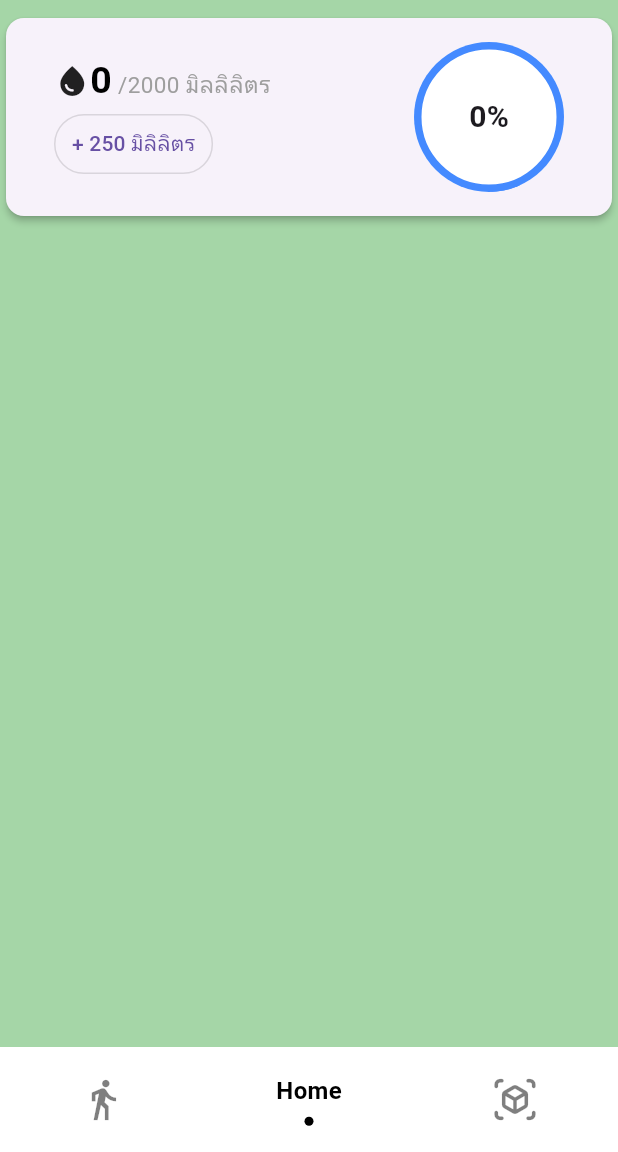
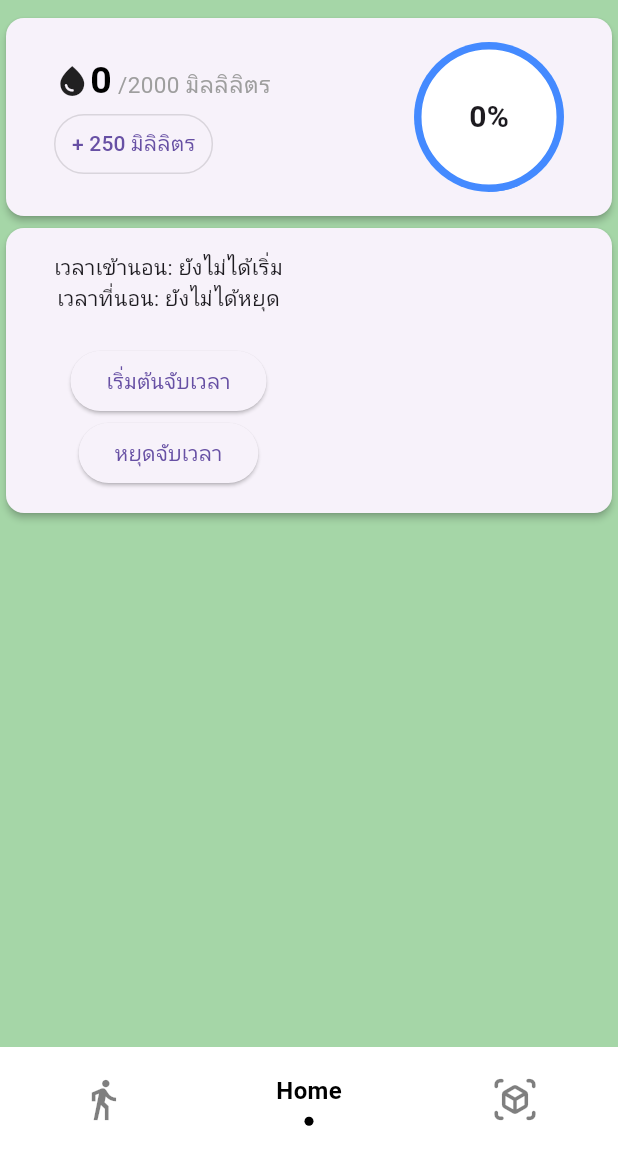
Before and after one commit to KENTHN658/Healthy-Habits, a Flutter app: the screen it shows after launch, on a phone screen of 412 x 824 dp, the part 84-1236 px from its top. Run offline on Flutter 3.47's test engine with Material 3 defaults, Android fonts, the phone set to English and light mode, and no system bars; drawn by our look-alikes of sliding_clipped_nav_bar; our stand-ins replace camera, flutter_datetime_picker_plus, go_router, liquid_progress_indicator_v2, pedometer.

Commit message:
last of day

```diff
--- a/lib/navigation/app_navigation.dart
+++ b/lib/navigation/app_navigation.dart
@@ -124,7 +124,7 @@ class AppNavigation {
         ],
       ),
 
-      /// Player
+      // / Player
       // GoRoute(
       //   parentNavigatorKey: _rootNavigatorKey,
       //   path: '/player',
--- a/lib/views/home/home_view.dart
+++ b/lib/views/home/home_view.dart
@@ -1,6 +1,8 @@
 import 'package:flutter/material.dart';
+import 'package:mobiletest3/views/ar/ar_setting_view.dart';
+import 'package:mobiletest3/widgets/cardwater.dart';
 import 'package:mobiletest3/widgets/cardsleep.dart';
-import 'package:mobiletest3/widgets/cardwater.dart';
+
 
 class HomeView extends StatefulWidget {
   const HomeView({super.key});
@@ -25,7 +27,8 @@ class _HomeViewState extends State<HomeView> {
                 height: 8,
               ),
               CardWater(),
-
+              // CardWater(),
+              CardSleep(),
             ],
           ),
         ),
--- a/lib/widgets/cardsleep.dart
+++ b/lib/widgets/cardsleep.dart
@@ -1,15 +1,14 @@
 import 'package:flutter/material.dart';
+import 'package:liquid_progress_indicator_v2/liquid_progress_indicator.dart';
 import 'package:flutter_datetime_picker_plus/flutter_datetime_picker_plus.dart'
 as picker;
 
-class SleepCard extends StatefulWidget {
-  const SleepCard({Key? key});
-
+class CardSleep extends StatefulWidget {
   @override
-  State<SleepCard> createState() => _SleepCardState();
+  State<CardSleep> createState() => _CardSleepState();
 }
 
-class _SleepCardState extends State<SleepCard> {
+class _CardSleepState extends State<CardSleep> {
   DateTime? selectedTime;
 
   void _showTimePicker() {
@@ -24,7 +23,6 @@ class _SleepCardState extends State<SleepCard> {
       currentTime: DateTime.now(),
     );
   }
-
   DateTime? startTime;
   DateTime? endTime;
 
@@ -40,13 +38,35 @@ class _SleepCardState extends State<SleepCard> {
       endTime = DateTime.now();
     });
   }
+  int _counter = 0;
+  double _progress = 0.0;
+  void _incrementCounter() {
+    setState(() {
+      _counter = _counter + 250;
+    });
+  }
+
+  void _updateProgress() {
+    setState(() {
+      _progress += 0.125; // Increase progress when clicked
+      if (_progress > 1.0) {
+        _progress = 1.0; // Set progress to 1.0 when it exceeds 1.0
+      }
+    });
+  }
 
   @override
   Widget build(BuildContext context) {
-    return Scaffold(
-      body: Center(
-        child: Column(
-          mainAxisAlignment: MainAxisAlignment.center,
+    return Center(
+      child: Card(
+        elevation: 2,
+        child: Padding(
+          padding: const EdgeInsets.symmetric(vertical: 16, horizontal: 32),
+          child: Row(
+            mainAxisAlignment: MainAxisAlignment.spaceBetween,
+            children: [
+              Column(
+                crossAxisAlignment: CrossAxisAlignment.center,
                   children: <Widget>[
                     Text(
                       'เวลาเข้านอน: ${startTime != null ? startTime!.toString() : 'ยังไม่ได้เริ่ม'}',
@@ -65,6 +85,20 @@ class _SleepCardState extends State<SleepCard> {
                     ),
                   ],
               ),
+              Column(
+                children: [
+                  const SizedBox(
+                    height: 8,
+                  ),
+                  Container(
+                    color: Colors.red,
+                  )
+                ],
+              )
+            ],
+
+          ),
+        ),
       ),
     );
   }
```
Lines whose indentation alone changed are shown as unchanged.
